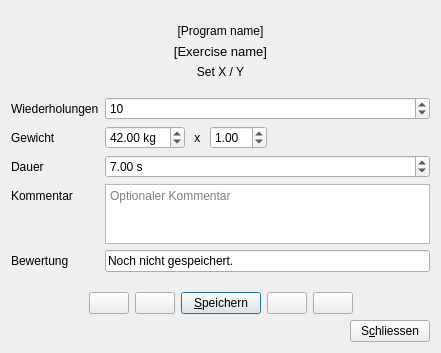
First picture: the form in speck_weg/ui/dialog_workout.ui, repository hochstibe/fingertraining, before the edit.
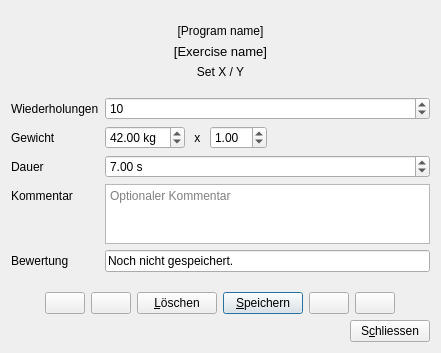
Second picture: the form after the edit. Icons and pictures are not drawn.

```diff
--- a/speck_weg/ui/dialog_workout.ui
+++ b/speck_weg/ui/dialog_workout.ui
@@ -297,7 +297,14 @@
       </widget>
      </item>
      <item>
-      <widget class="QPushButton" name="pushButton_save_exercise">
+      <widget class="QPushButton" name="pushButton_delete">
+       <property name="text">
+        <string>&amp;Löschen</string>
+       </property>
+      </widget>
+     </item>
+     <item>
+      <widget class="QPushButton" name="pushButton_save">
        <property name="toolTip">
         <string>Speichern und zur nächsten Übung springen</string>
        </property>
```
Left out of the diff: 4 changed lines with no effect on the pictures.
